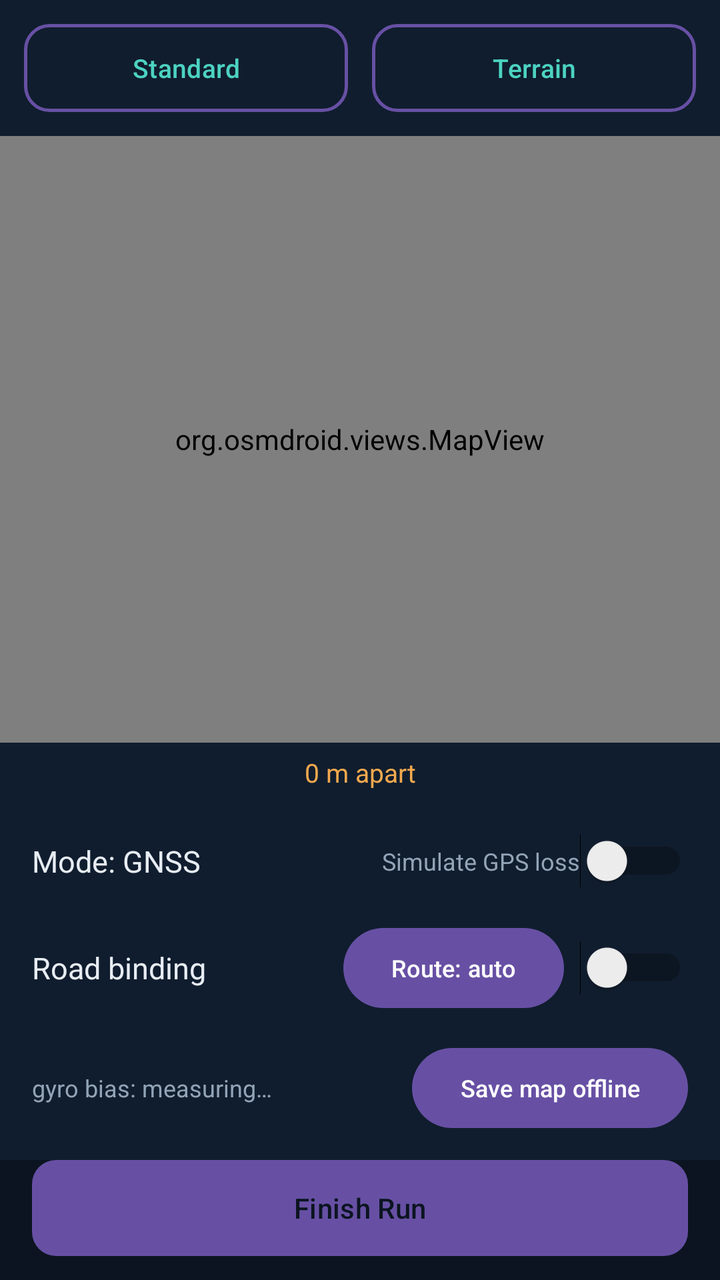
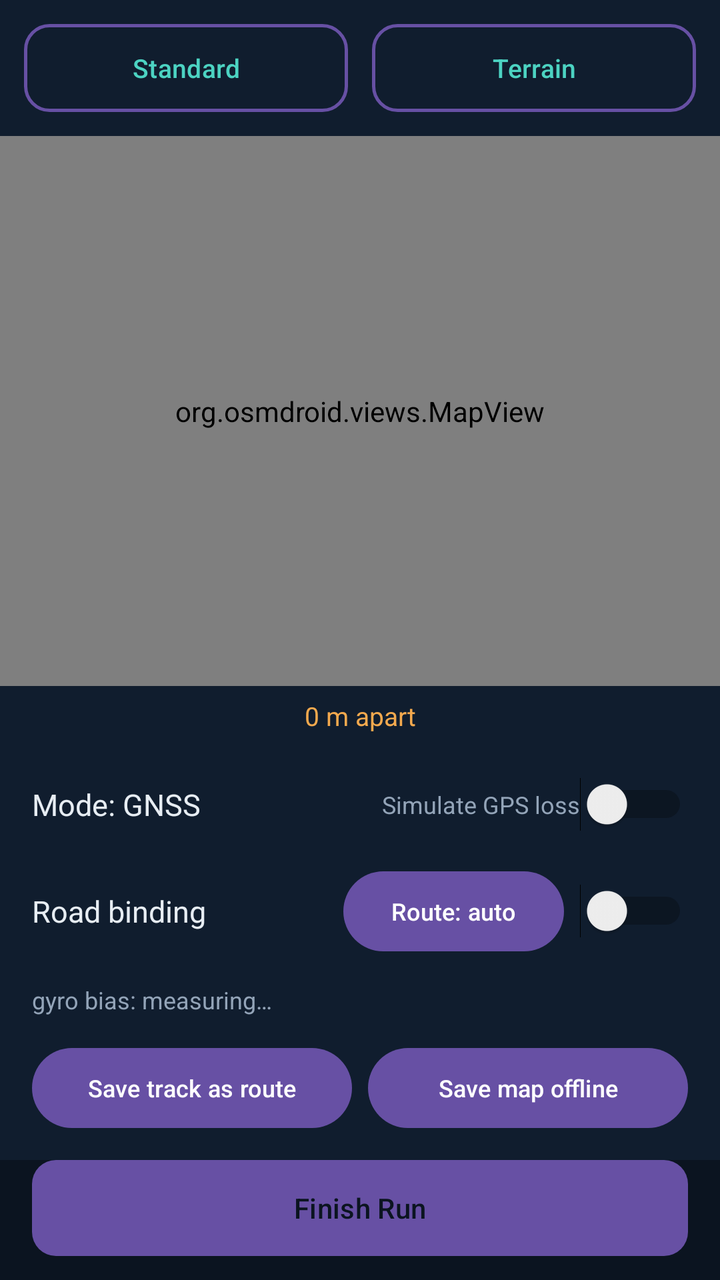

Two renders of the same Android screen: before a commit and after it. Below are the layout's source before the change and the commit's diff.
<!-- AndroidManifest.xml: application theme Theme.Dhruva -->
<!-- res/layout/activity_navigate.xml -->
<?xml version="1.0" encoding="utf-8"?>
<LinearLayout xmlns:android="http://schemas.android.com/apk/res/android"
    android:layout_width="match_parent"
    android:layout_height="match_parent"
    android:orientation="vertical"
    android:fitsSystemWindows="true"
    android:background="@color/dhruva_bg">

    <LinearLayout
        android:layout_width="match_parent"
        android:layout_height="wrap_content"
        android:orientation="horizontal"
        android:padding="12dp"
        android:background="@color/dhruva_surface">

        <Button
            android:id="@+id/btnMapStandard"
            android:layout_width="0dp"
            android:layout_height="44dp"
            android:layout_weight="1"
            android:layout_marginEnd="6dp"
            android:text="Standard"
            android:textSize="13sp"
            android:textColor="@color/dhruva_teal"
            android:background="@drawable/bg_button_outline" />

        <Button
            android:id="@+id/btnMapTerrain"
            android:layout_width="0dp"
            android:layout_height="44dp"
            android:layout_weight="1"
            android:layout_marginStart="6dp"
            android:text="Terrain"
            android:textSize="13sp"
            android:textColor="@color/dhruva_teal"
            android:background="@drawable/bg_button_outline" />

    </LinearLayout>

    <org.osmdroid.views.MapView
        android:id="@+id/mapView"
        android:layout_width="match_parent"
        android:layout_height="0dp"
        android:layout_weight="1" />

    <TextView
        android:id="@+id/tvErrorLabel"
        android:layout_width="match_parent"
        android:layout_height="wrap_content"
        android:text="0 m apart"
        android:textColor="@color/dhruva_amber"
        android:textSize="13sp"
        android:gravity="center"
        android:background="@color/dhruva_surface"
        android:padding="6dp" />

    <LinearLayout
        android:layout_width="match_parent"
        android:layout_height="wrap_content"
        android:orientation="horizontal"
        android:background="@color/dhruva_surface"
        android:padding="16dp"
        android:gravity="center_vertical">

        <TextView
            android:id="@+id/tvMode"
            android:layout_width="0dp"
            android:layout_height="wrap_content"
            android:layout_weight="1"
            android:text="Mode: GNSS"
            android:textColor="@color/dhruva_text"
            android:textSize="15sp" />

        <Switch
            android:id="@+id/switchBlackout"
            android:layout_width="wrap_content"
            android:layout_height="wrap_content"
            android:text="Simulate GPS loss"
            android:textColor="@color/dhruva_text_dim"
            android:textSize="12sp" />

    </LinearLayout>

    <LinearLayout
        android:layout_width="match_parent"
        android:layout_height="wrap_content"
        android:orientation="horizontal"
        android:background="@color/dhruva_surface"
        android:paddingStart="16dp"
        android:paddingEnd="16dp"
        android:paddingBottom="12dp"
        android:gravity="center_vertical">

        <TextView
            android:layout_width="0dp"
            android:layout_height="wrap_content"
            android:layout_weight="1"
            android:text="Road binding"
            android:textColor="@color/dhruva_text"
            android:textSize="15sp" />

        <Button
            android:id="@+id/btnRoute"
            android:layout_width="wrap_content"
            android:layout_height="wrap_content"
            android:layout_marginEnd="8dp"
            android:text="Route: auto"
            android:textAllCaps="false"
            android:textSize="12sp" />

        <Switch
            android:id="@+id/switchRoadBinding"
            android:layout_width="wrap_content"
            android:layout_height="wrap_content"
            android:textColor="@color/dhruva_text_dim"
            android:textSize="12sp" />

    </LinearLayout>

    <LinearLayout
        android:layout_width="match_parent"
        android:layout_height="wrap_content"
        android:orientation="horizontal"
        android:background="@color/dhruva_surface"
        android:paddingStart="16dp"
        android:paddingEnd="16dp"
        android:paddingBottom="12dp"
        android:gravity="center_vertical">

        <TextView
            android:id="@+id/tvSensorStatus"
            android:layout_width="0dp"
            android:layout_height="wrap_content"
            android:layout_weight="1"
            android:text="gyro bias: measuring…"
            android:textColor="@color/dhruva_text_dim"
            android:textSize="12sp" />

        <Button
            android:id="@+id/btnSaveMap"
            android:layout_width="wrap_content"
            android:layout_height="wrap_content"
            android:text="Save map offline"
            android:textSize="12sp" />

    </LinearLayout>

    <Button
        android:id="@+id/btnFinishRun"
        android:layout_width="match_parent"
        android:layout_height="48dp"
        android:layout_marginStart="16dp"
        android:layout_marginEnd="16dp"
        android:layout_marginBottom="12dp"
        android:text="Finish Run"
        android:textColor="@color/dhruva_bg"
        android:background="@drawable/bg_button_primary" />

    <LinearLayout
        android:id="@+id/summaryCard"
        android:layout_width="match_parent"
        android:layout_height="wrap_content"
        android:orientation="vertical"
        android:background="@drawable/bg_card"
        android:padding="18dp"
        android:visibility="gone"
        android:layout_margin="12dp">

        <TextView
            android:id="@+id/summaryVerdict"
            android:layout_width="match_parent"
            android:layout_height="wrap_content"
            android:text="—"
            android:textColor="@color/dhruva_teal"
            android:textSize="18sp"
            android:textStyle="bold"
            android:layout_marginBottom="10dp" />

        <TextView
            android:id="@+id/summaryDistance"
            android:layout_width="match_parent"
            android:layout_height="wrap_content"
            android:text="Distance: —"
            android:textColor="@color/dhruva_text"
            android:textSize="14sp"
            android:layout_marginBottom="4dp" />

        <TextView
            android:id="@+id/summaryError"
            android:layout_width="match_parent"
            android:layout_height="wrap_content"
            android:text="Final error: —"
            android:textColor="@color/dhruva_text"
            android:textSize="14sp"
            android:layout_marginBottom="4dp" />

        <TextView
            android:id="@+id/summaryDrift"
            android:layout_width="match_parent"
            android:layout_height="wrap_content"
            android:text="Drift: —"
            android:textColor="@color/dhruva_text"
            android:textSize="14sp"
            android:layout_marginBottom="4dp" />

        <TextView
            android:id="@+id/summarySpeed"
            android:layout_width="match_parent"
            android:layout_height="wrap_content"
            android:text="Mean speed: —"
            android:textColor="@color/dhruva_text"
            android:textSize="14sp"
            android:layout_marginBottom="4dp" />

        <TextView
            android:id="@+id/summaryConf"
            android:layout_width="match_parent"
            android:layout_height="wrap_content"
            android:text="Confidence: —"
            android:textColor="@color/dhruva_text"
            android:textSize="14sp"
            android:layout_marginBottom="4dp" />

        <TextView
            android:id="@+id/summaryHz"
            android:layout_width="match_parent"
            android:layout_height="wrap_content"
            android:text="IMU rate: —"
            android:textColor="@color/dhruva_text_dim"
            android:textSize="13sp"
            android:layout_marginBottom="14dp" />

        <Button
            android:id="@+id/btnCloseSummary"
            android:layout_width="match_parent"
            android:layout_height="48dp"
            android:text="Close"
            android:textColor="@color/dhruva_bg"
            android:background="@drawable/bg_button_primary" />

    </LinearLayout>

</LinearLayout>
<!-- resources referenced by this layout -->
<resources>
  <color name="dhruva_amber">#F3A94E</color>
  <color name="dhruva_bg">#0B1420</color>
  <color name="dhruva_surface">#101D2E</color>
  <color name="dhruva_teal">#4CD3C2</color>
  <color name="dhruva_text">#E7EDF3</color>
  <color name="dhruva_text_dim">#93A4B8</color>
  <!-- drawable bg_button_outline (drawable) -->
  <?xml version="1.0" encoding="utf-8"?>
  <shape xmlns:android="http://schemas.android.com/apk/res/android">
      <solid android:color="@android:color/transparent" />
      <corners android:radius="12dp" />
      <stroke android:width="1.5dp" android:color="@color/dhruva_teal" />
  </shape>
  <!-- drawable bg_button_primary (drawable) -->
  <?xml version="1.0" encoding="utf-8"?>
  <shape xmlns:android="http://schemas.android.com/apk/res/android">
      <solid android:color="@color/dhruva_teal" />
      <corners android:radius="12dp" />
  </shape>
  <!-- drawable bg_card (drawable) -->
  <?xml version="1.0" encoding="utf-8"?>
  <shape xmlns:android="http://schemas.android.com/apk/res/android">
      <solid android:color="@color/dhruva_surface" />
      <corners android:radius="14dp" />
      <stroke android:width="1dp" android:color="@color/dhruva_border" />
  </shape>
  <style name="Theme.Dhruva" parent="Base.Theme.Dhruva" />
  <color name="dhruva_border">#223449</color>
  <style name="Base.Theme.Dhruva" parent="Theme.Material3.DayNight.NoActionBar">
          
          
      </style>
</resources>

<!-- the commit's change to res/layout/activity_navigate.xml (unified diff, before → after) -->
@@ -129,18 +129,40 @@
 
         <TextView
             android:id="@+id/tvSensorStatus"
-            android:layout_width="0dp"
-            android:layout_height="wrap_content"
-            android:layout_weight="1"
+            android:layout_width="match_parent"
+            android:layout_height="wrap_content"
             android:text="gyro bias: measuring…"
             android:textColor="@color/dhruva_text_dim"
             android:textSize="12sp" />
 
+    </LinearLayout>
+
+    <LinearLayout
+        android:layout_width="match_parent"
+        android:layout_height="wrap_content"
+        android:orientation="horizontal"
+        android:background="@color/dhruva_surface"
+        android:paddingStart="16dp"
+        android:paddingEnd="16dp"
+        android:paddingBottom="12dp">
+
+        <Button
+            android:id="@+id/btnSaveRoute"
+            android:layout_width="0dp"
+            android:layout_height="wrap_content"
+            android:layout_weight="1"
+            android:layout_marginEnd="8dp"
+            android:text="Save track as route"
+            android:textAllCaps="false"
+            android:textSize="12sp" />
+
         <Button
             android:id="@+id/btnSaveMap"
-            android:layout_width="wrap_content"
-            android:layout_height="wrap_content"
+            android:layout_width="0dp"
+            android:layout_height="wrap_content"
+            android:layout_weight="1"
             android:text="Save map offline"
+            android:textAllCaps="false"
             android:textSize="12sp" />
 
     </LinearLayout>
